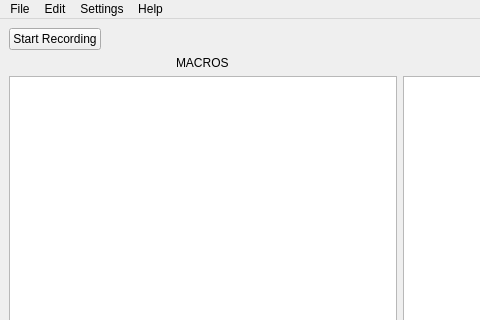
First picture: the form in ui/MainWindow.ui, repository nickpnevmati/MacroRecorderPython, before the edit; both pictures show x 0 to 480 and y 0 to 320 of the 800 by 500 pixel window.
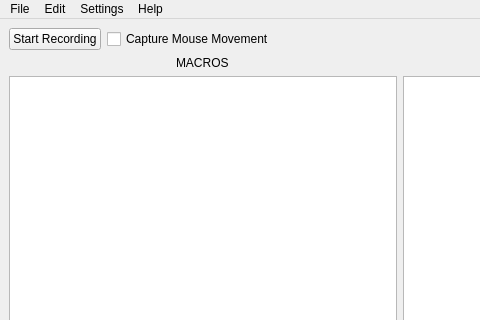
Second picture: the form after the edit.

Commit message: Added ability to toggle mouse movement capture

Patch:
```diff
--- a/ui/MainWindow.ui
+++ b/ui/MainWindow.ui
@@ -62,6 +62,13 @@
         </property>
        </widget>
       </item>
+      <item>
+       <widget class="QCheckBox" name="captureMouseToggle">
+        <property name="text">
+         <string>Capture Mouse Movement</string>
+        </property>
+       </widget>
+      </item>
       <item>
        <spacer name="horizontalSpacer">
         <property name="orientation">
```
The commit also changes 4 other files.
